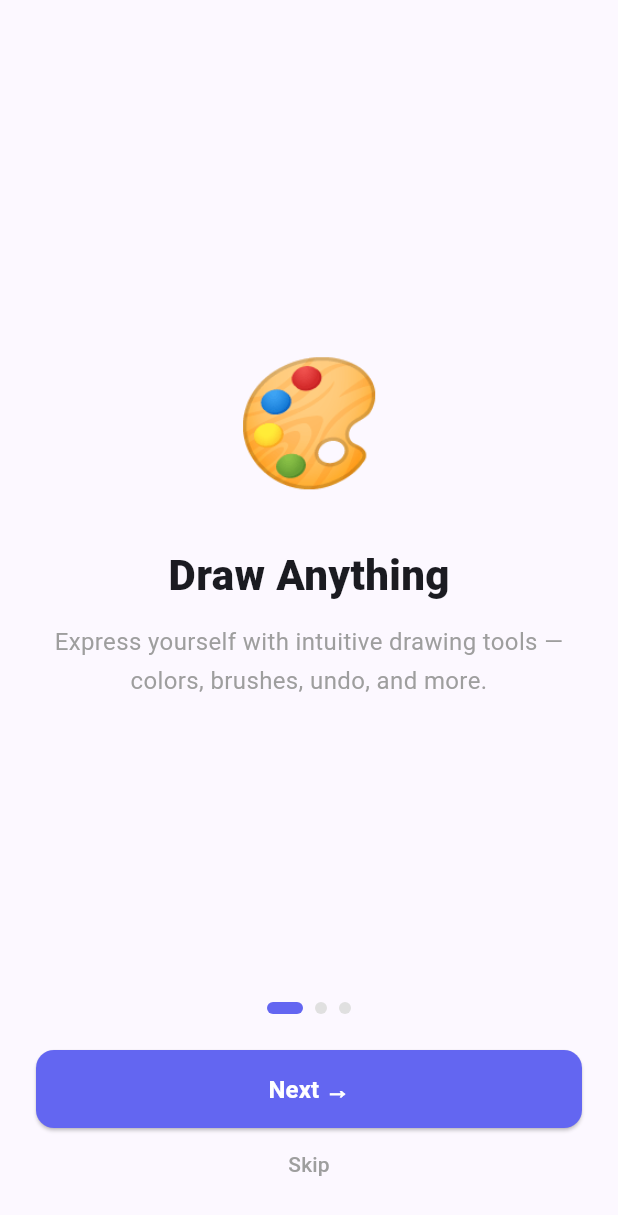
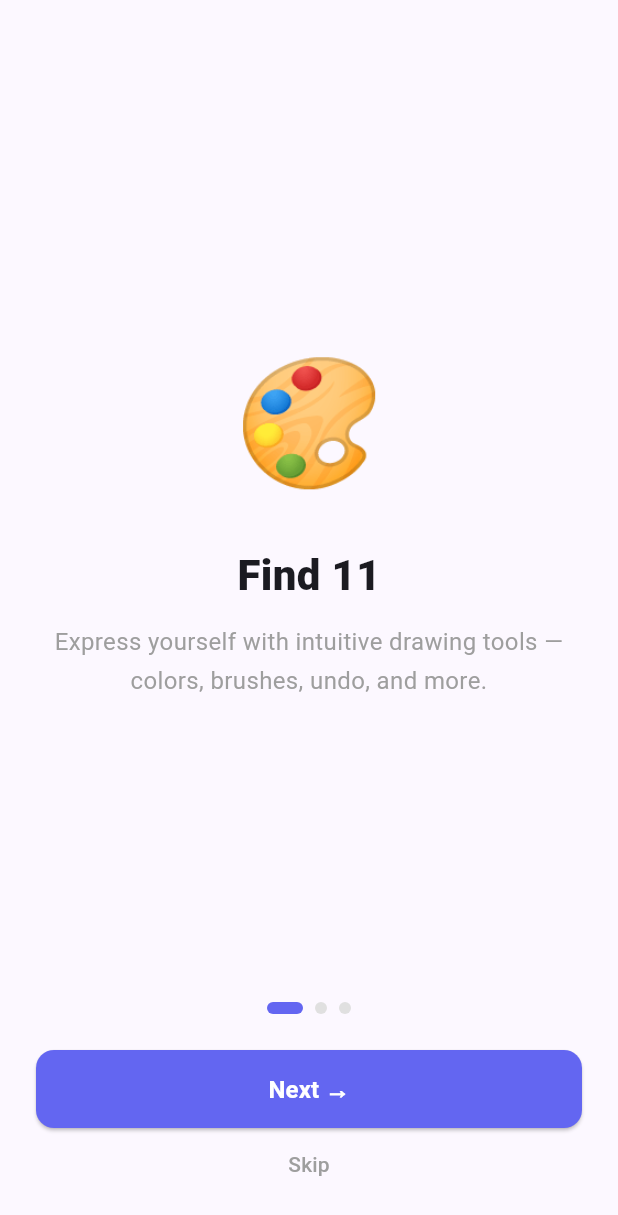
Before and after one commit to Abinaya42/guess-level-game, a Flutter app: the screen it shows after launch, on a phone screen of 412 x 824 dp. Shown: the top 1215 px of the screen. Run offline on Flutter 3.47's test engine with Material 3 defaults, Android fonts, the phone set to English and light mode, and no system bars; our stand-ins replace dio, firebase_auth, firebase_core, flutter_riverpod, go_router, socket_io_client; accounts and stored records are empty.

Commit message:
Update onboarding title to Find 11

```diff
--- a/mobile/lib/features/auth/screens/onboarding_screen.dart
+++ b/mobile/lib/features/auth/screens/onboarding_screen.dart
@@ -11,7 +11,7 @@ class OnboardingScreen extends StatefulWidget {
 class _OnboardingScreenState extends State<OnboardingScreen> {
   int _page = 0;
   final _slides = [
-    {'emoji': '🎨', 'title': 'Draw Anything', 'desc': 'Express yourself with intuitive drawing tools — colors, brushes, undo, and more.'},
+    {'emoji': '🎨', 'title': 'Find 11', 'desc': 'Express yourself with intuitive drawing tools — colors, brushes, undo, and more.'},
     {'emoji': '🧩', 'title': 'Guess the Word', 'desc': 'Watch the drawing come to life and type your guesses. Faster guesses earn more points!'},
     {'emoji': '🏆', 'title': 'Win Together', 'desc': 'Play with up to 11 friends in private rooms. Invite by code or link!'},
   ];
```
